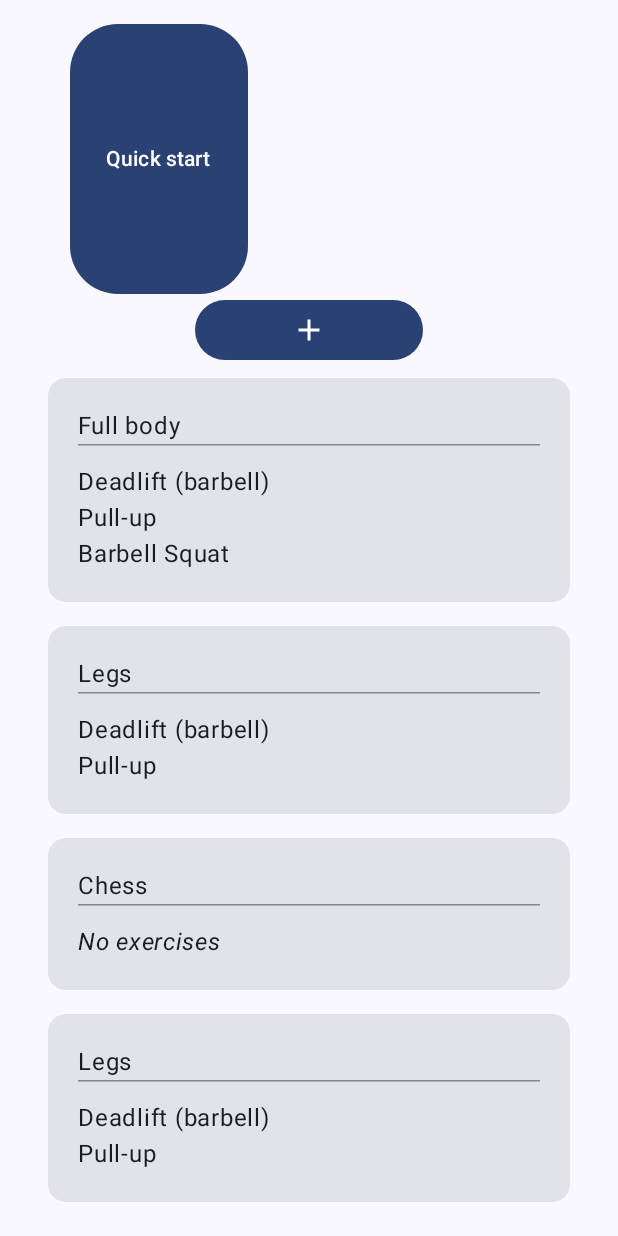
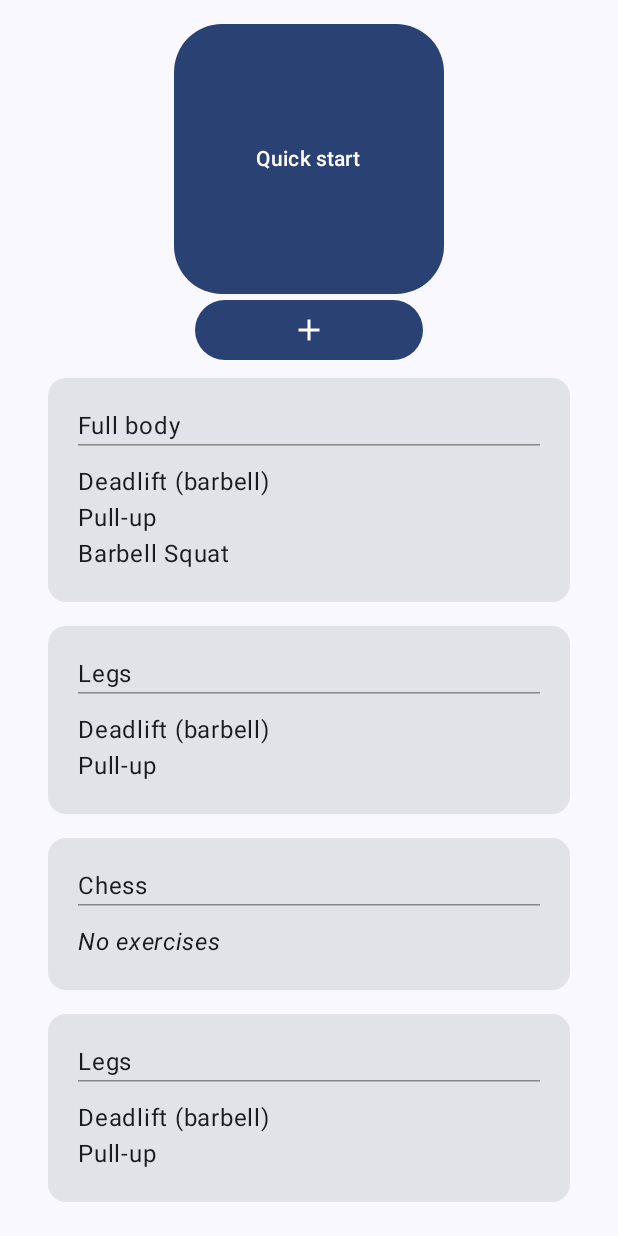
Before and after one commit to markuslem/GymNotebook, an Android app built with Jetpack Compose: the screen it shows after launch (MainActivity), on a phone screen of 412 x 824 dp. Run offline under Robolectric (Android 15) with nearby library versions, the phone set to English and light mode, and no system bars.

Commit message:
'Quick Start' button centered

```diff
--- a/app/src/main/java/com/example/gymnotebook/ui/RecordWorkoutScreen.kt
+++ b/app/src/main/java/com/example/gymnotebook/ui/RecordWorkoutScreen.kt
@@ -1,6 +1,7 @@
 package com.example.gymnotebook.ui
 
 import androidx.compose.foundation.layout.Arrangement
+import androidx.compose.foundation.layout.Box
 import androidx.compose.foundation.layout.Column
 import androidx.compose.foundation.layout.fillMaxSize
 import androidx.compose.foundation.layout.fillMaxWidth
@@ -39,15 +40,16 @@ fun RecordWorkoutScreen(
             .padding(16.dp)
     ) {
         item {
+            Box(modifier = Modifier.fillMaxWidth()) {
                 Button(
                     onClick = { /*TODO*/ },
                     modifier = Modifier
                         .size(180.dp)
-                    .fillMaxWidth()
-                    .wrapContentWidth(Alignment.CenterHorizontally),
+                        .align(Alignment.Center),
                     shape = RoundedCornerShape(32.dp)
                 ) {
                     Text(text = "Quick start")
+                }
             }
         }
 
@@ -68,17 +70,6 @@ fun RecordWorkoutScreen(
                     )
                 }
             }
-
-
-//            items(DataSource.workoutPlans) { item ->
-//                WorkoutCard(
-//                    workoutPlan = item,
-//                    modifier = Modifier.padding(
-//                        horizontal = 16.dp,
-//                        vertical = 8.dp
-//                    )
-//                )
-//            }
         }
         WorkoutCards()
     }
```
Lines whose indentation alone changed are shown as unchanged.
